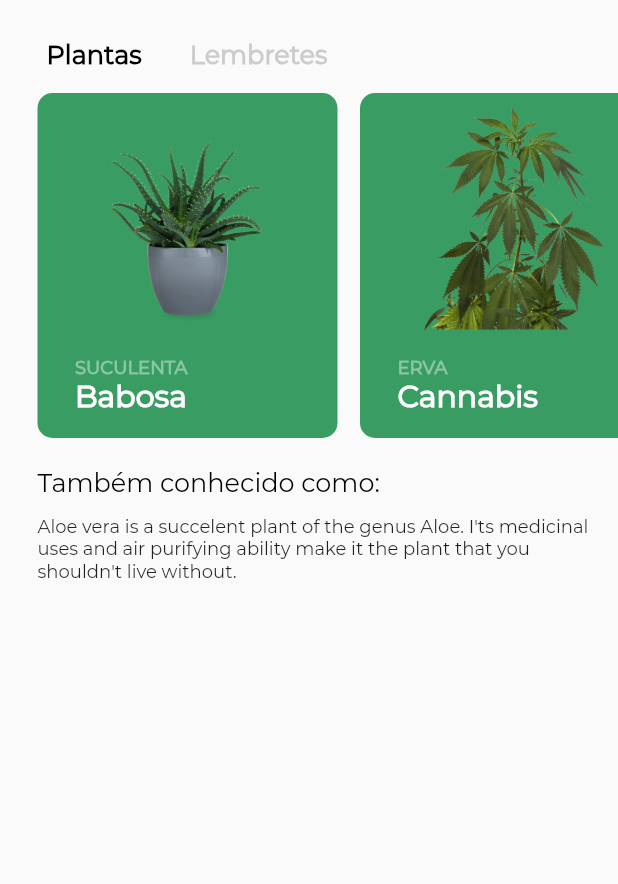
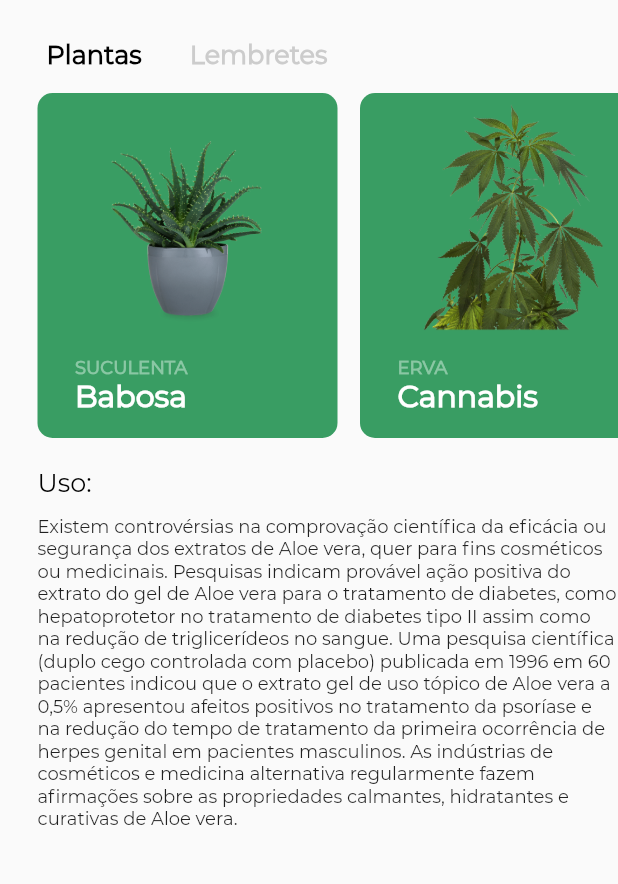
Before and after one commit to vitorsorato/garden_flutter, a Flutter app: the screen it shows after launch, on a phone screen of 412 x 824 dp, the part 189-1073 px from its top. Run offline on Flutter 3.47's test engine with Material 2 defaults, Android fonts, the phone set to English and light mode, and no system bars; project files that could hold a hidden picture were left out.

Commit message:
Ajustado a descrição do carrossel
Alterado as descrições do carrossel e ajustado o valor de pixes para troca de informações.

```diff
--- a/lib/plantlist.dart
+++ b/lib/plantlist.dart
@@ -12,9 +12,16 @@ class _PlantListState extends State<PlantList> {
   late ScrollController _scrollController;
 
   List allDescriptions = [
-    'Aloe vera is a succelent plant of the genus Aloe. I\'ts medicinal uses and air purifying ability make it the plant that you shouldn\'t live without.',
-    'Some other description',
-    'Third description'
+    'Existem controvérsias na comprovação científica da eficácia ou segurança dos extratos de Aloe vera, quer para fins cosméticos ou medicinais. Pesquisas indicam provável ação positiva do extrato do gel de Aloe vera para o tratamento de diabetes, como hepatoprotetor no tratamento de diabetes tipo II assim como na redução de triglicerídeos no sangue. Uma pesquisa científica (duplo cego controlada com placebo) publicada em 1996 em 60 pacientes indicou que o extrato gel de uso tópico de Aloe vera a 0,5% apresentou afeitos positivos no tratamento da psoríase e na redução do tempo de tratamento da primeira ocorrência de herpes genital em pacientes masculinos. As indústrias de cosméticos e medicina alternativa regularmente fazem afirmações sobre as propriedades calmantes, hidratantes e curativas de Aloe vera.',
+    'Alguns estudos mostram que o uso da maconha pode proporcionar diversos benefícios terapêuticos e, por isso, suas substâncias ativas, principalmente o CBD, são utilizados na medicina para o tratamento de esclerose múltipla, epilepsia, depressão ou dor crônica causada pela artrite ou fibromialgia, por exemplo. O consumo de maconha é proibido no Brasil, porém, em alguns casos, o CBD, pode ser usado para fins terapêuticos, mediante autorização específica.',
+    'É consumida como chá mate (quente ou gelado). Análises e estudos sobre a erva-mate têm revelado uma composição que identifica diversas propriedades benéficas ao ser humano.',
+    'Abacate faz bem pois tem propriedades benéficas, seja para a saúde do corpo que para a beleza, e isso tem sido confirmado pela ciência. O abacate é rico em gorduras “boas”, é fonte de vitamina E, um nutriente com potencial rejuvenescedor.Essa fruta é de fácil digestão, é rica em sais minerais, fornece a energia que precisamos para encarar o dia, principalmente se for consumida de manhã.',
+    'A acelga pode ser consumida crua em saladas, ou cozida, refogada ou na forma de suco concentrado ou misturada com frutas ou vegetais crus. Além disso, a acelga também pode ser usada como remédio caseiro, sendo útil para tratar vários problemas de saúde.',
+    'Por serem ricas em ferro, as folhas da Pereskia aculeata ajudam a curar anemias. Podem ser usadas frescas ou, secas e moídas, no preparo da farinha múltipla, complemento nutricional empregado no combate à desnutrição. Ricas em mucilagem, contribuem para o bom funcionamento do intestino.',
+    'É indicada para formação de gramados residenciais, áreas industriais e campos esportivos. Também é eficaz no combate à erosão do solo e tem boa resistência ao pisoteio.',
+    'Um pêssego médio pesa 75g, e de maneira geral contém 30 Cal, 7 g de carboidratos (6 g de açúcares e 1 g de fibras), 1 g de proteínas, 140 mg de potássio, e 8% das necessidades diárias de vitamina C. Nectarinas fornecem o dobro de vitamina A, e ligeiramente mais vitamina C, que os pêssegos, além de serem uma fonte mais rica de potássio.',
+    'A salsa fresca é rica em vitaminas e a sua celulose ajuda o movimento intestinal. Além de seu largo uso decorativo, a salsinha provê vários benefícios à saúde. É uma boa fonte de antioxidantes (especialmente luteolina), ácido fólico, vitamina C e vitamina A. Entre os benefícios à saúde declarados estão propriedades anti-inflamatórias e melhora no sistema imune.',
+    'A madeira das sequoias-gigantes maduras é altamente resistente à decomposição, mas por ser fibrosa e quebradiça, geralmente é inadequada para uso em construção civil ou marcenaria. Devido ao seu peso e fragilidade, as árvores muitas vezes estilhaçavam-se ao atingir o solo, desperdiçando grande parte da madeira. Os madeireiros tentaram amortecer o impacto cavando trincheiras e enchendo-as de ramagens. Ainda assim, estima-se que apenas 50% da madeira tenha chegado dos bosques à fábrica. A madeira era usada principalmente para revestimentos e postes de cerca, ou mesmo para palitos de fósforo.'
   ];
 
   late String description;
@@ -32,7 +39,7 @@ class _PlantListState extends State<PlantList> {
 
   changedesc() {
     var value = _scrollController.offset.round();
-    var descIndex = (value / 150).round();
+    var descIndex = (value / 200).round();
     print(value);
     setState(() {
       description = allDescriptions[descIndex];
@@ -76,7 +83,7 @@ class _PlantListState extends State<PlantList> {
         const Padding(
           padding: EdgeInsets.only(left: 25.0, top: 20.0),
           child: Text(
-            'Também conhecido como:',
+            'Uso:',
             style: TextStyle(
                 fontFamily: 'Montserrat',
                 color: Colors.black,
```
